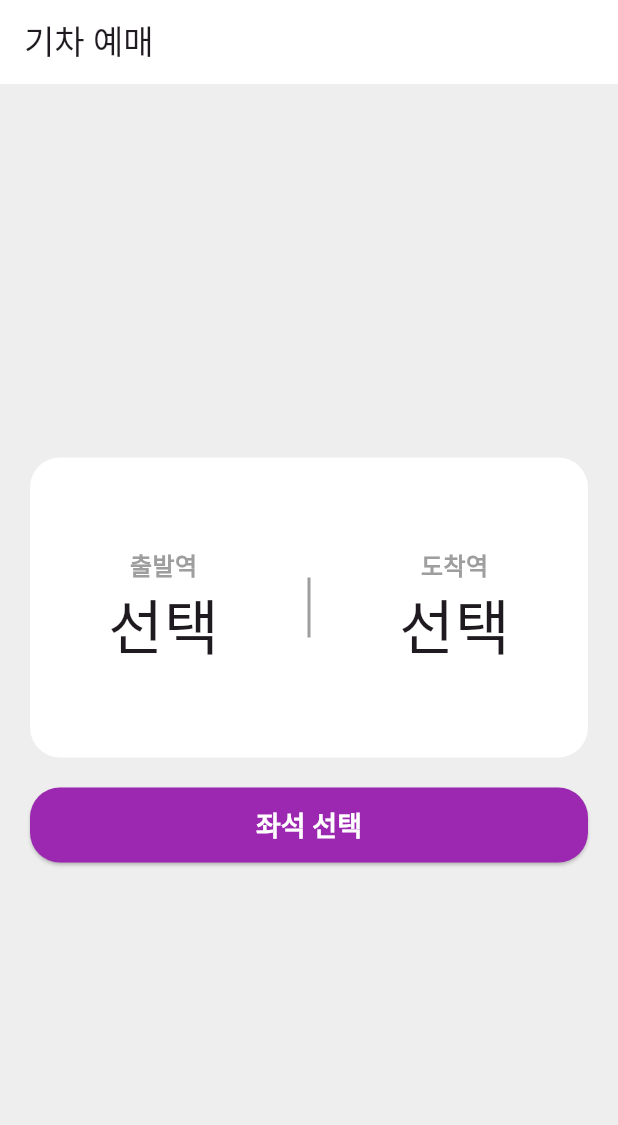
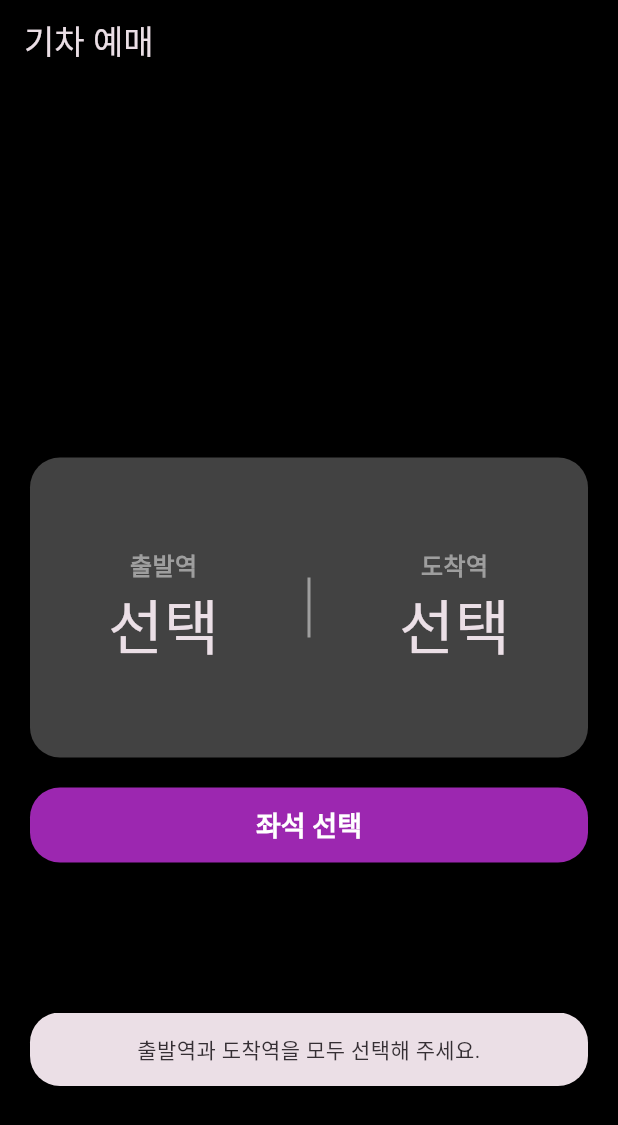
Before and after one commit to rockocell/flutter-personal-train, a Flutter app: the screen it shows after launch, after a tap on "좌석 선택", on a phone screen of 412 x 824 dp. Shown: the top 1125 px of the screen. Run offline on Flutter 3.47's test engine with Material 3 defaults, Android fonts, the phone set to English and light mode, and no system bars.

Commit message:
feat: snackBar  안내 문구 출력 기능 구현

```diff
--- a/lib/home_page.dart
+++ b/lib/home_page.dart
@@ -1,6 +1,7 @@
 import 'package:flutter/material.dart';
 import 'package:flutter_train_seat_app/station_list_page.dart';
 import 'package:flutter_train_seat_app/seat_page.dart';
+import 'package:flutter_train_seat_app/show_snack_bar.dart';
 
 class HomePage extends StatefulWidget {
   const HomePage({super.key});
@@ -64,6 +65,10 @@ class _HomePageState extends State<HomePage> {
                             ),
                       ),
                     );
+                  } else {
+                    ScaffoldMessenger.of(context).showSnackBar(
+                      showSnackBar('출발역과 도착역을 모두 선택해 주세요.', bottomMargin: 100),
+                    );
                   }
                 },
                 child: Text('좌석 선택'),
--- a/lib/main.dart
+++ b/lib/main.dart
@@ -12,7 +12,8 @@ class MyApp extends StatelessWidget {
   @override
   Widget build(BuildContext context) {
     return MaterialApp(
-      themeMode: ThemeMode.light,
+      // themeMode: ThemeMode.light,
+      themeMode: ThemeMode.dark, //테마 테스트 코드
       theme: lightTheme,
       darkTheme: darkTheme,
       home: HomePage(),
--- a/lib/seat_page.dart
+++ b/lib/seat_page.dart
@@ -1,5 +1,6 @@
 import 'package:flutter/cupertino.dart';
 import 'package:flutter/material.dart';
+import 'package:flutter_train_seat_app/show_snack_bar.dart';
 
 class SeatPage extends StatefulWidget {
   final String selectedDeparture;
@@ -121,6 +122,10 @@ class _SeatPageState extends State<SeatPage> {
                         );
                       },
                     );
+                  } else {
+                    ScaffoldMessenger.of(context).showSnackBar(
+                      showSnackBar('좌석을 선택해 주세요.', bottomMargin: 60),
+                    );
                   }
                 },
                 child: Text('예매 하기'),
--- /dev/null
+++ b/lib/show_snack_bar.dart
@@ -0,0 +1,11 @@
+import 'package:flutter/material.dart';
+
+SnackBar showSnackBar(String guide, {required double bottomMargin}) {
+  return SnackBar(
+    content: Text(guide, textAlign: TextAlign.center),
+    duration: Duration(seconds: 2),
+    behavior: SnackBarBehavior.floating,
+    shape: RoundedRectangleBorder(borderRadius: BorderRadius.circular(20)),
+    margin: EdgeInsets.only(left: 20, right: 20, bottom: bottomMargin),
+  );
+}
```
